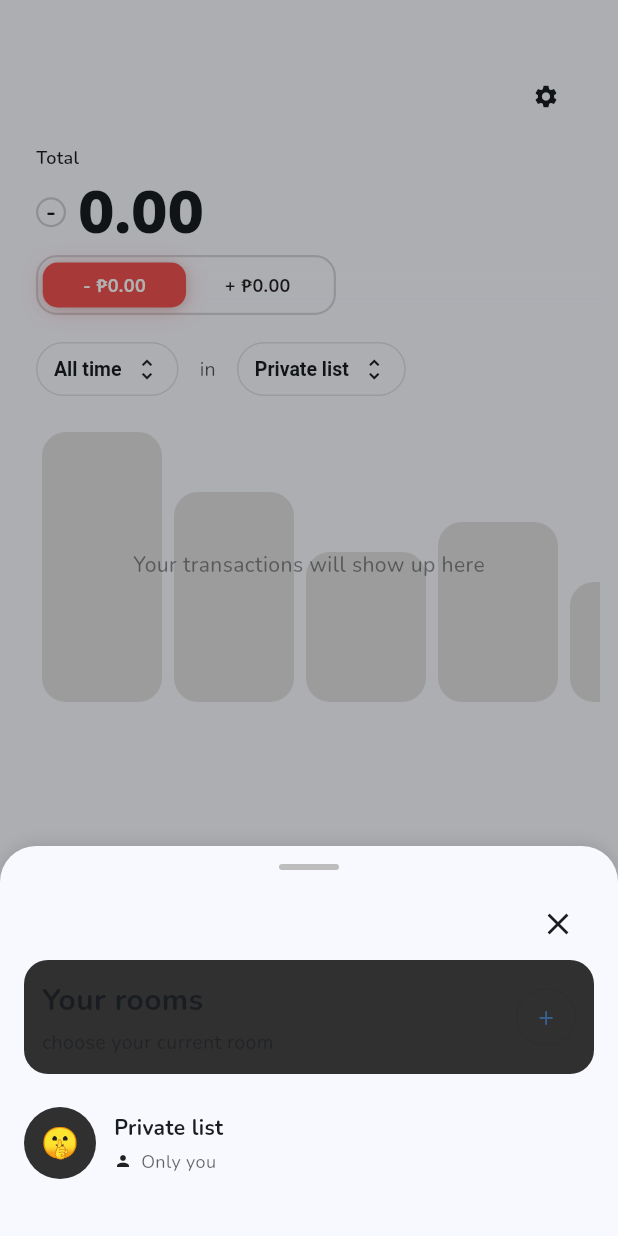
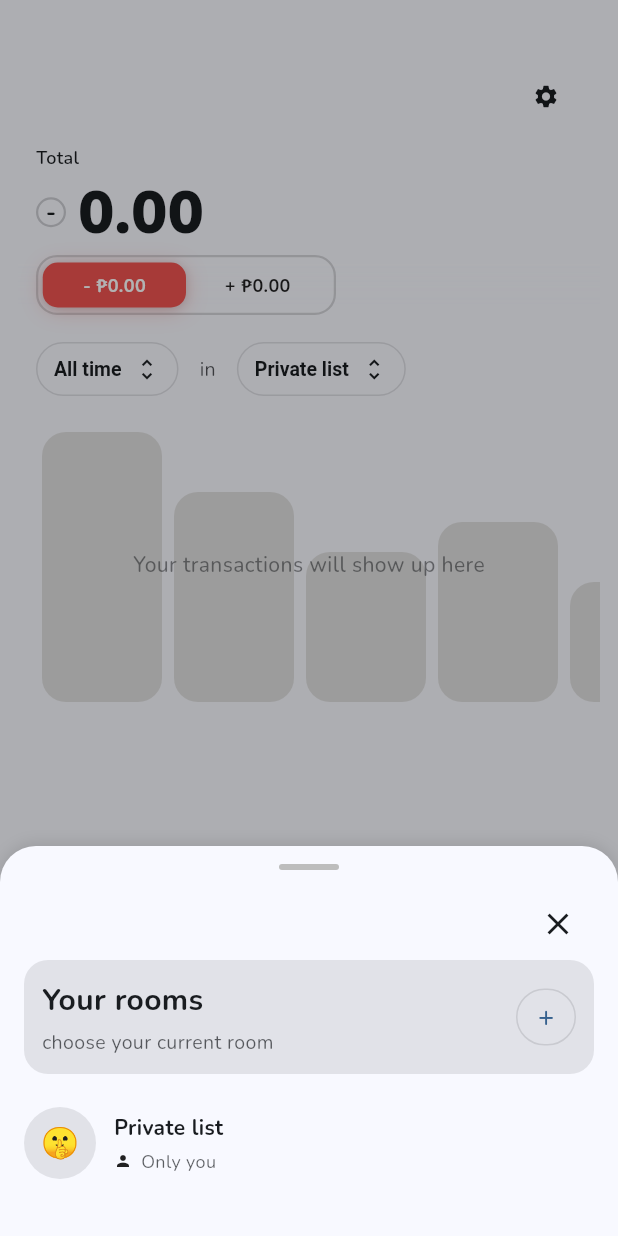
Before and after one commit to dayummson/nudge-beta-app, a Flutter app: the screen it shows after launch, after a tap on "Private list", on a phone screen of 412 x 824 dp. Run offline on Flutter 3.47's test engine with Material 3 defaults, Android fonts, the phone set to English and light mode, and no system bars; drawn by our look-alikes of flutter_slidable; our stand-ins replace cloud_firestore, drift, firebase_auth, firebase_core, flutter_riverpod, google_fonts and 3 more; accounts and stored records are empty; generated files the repository leaves out were written again.

Commit message:
improved ui for different themes

```diff
--- a/lib/features/home/widgets/action_buttons_section.dart
+++ b/lib/features/home/widgets/action_buttons_section.dart
@@ -14,7 +14,7 @@ class ActionButtonsSection extends StatelessWidget {
   Widget build(BuildContext context) {
     final cs = Theme.of(context).colorScheme;
     final isDark = Theme.of(context).brightness == Brightness.dark;
-    final borderColor = isDark ? Colors.grey.shade800 : Colors.grey.shade400;
+    final borderColor = isDark ? Colors.grey.shade800 : Colors.grey.shade300;
 
     return AnimatedSwitcher(
       duration: const Duration(milliseconds: 250),
--- a/lib/features/home/widgets/categories_list.dart
+++ b/lib/features/home/widgets/categories_list.dart
@@ -186,7 +186,7 @@ class _CategoriesListState extends ConsumerState<CategoriesList> {
                           child: AnimatedContainer(
                             duration: const Duration(milliseconds: 200),
                             height: barHeight,
-                            width: 70,
+                            width: 80,
                             padding: const EdgeInsets.fromLTRB(8, 8, 8, 8),
                             decoration: BoxDecoration(
                               color: isSelected
--- a/lib/features/home/widgets/category_selection_section.dart
+++ b/lib/features/home/widgets/category_selection_section.dart
@@ -18,7 +18,7 @@ class CategorySelectionSection extends StatelessWidget {
   Widget build(BuildContext context) {
     final cs = Theme.of(context).colorScheme;
     final isDark = Theme.of(context).brightness == Brightness.dark;
-    final borderColor = isDark ? Colors.grey.shade800 : Colors.grey.shade600;
+    final borderColor = isDark ? Colors.grey.shade800 : Colors.grey.shade300;
     final incomeColor = const Color(0xFF58CC02);
     final expenseColor = isDark
         ? const Color(0xFFFF6B6B)
--- a/lib/features/room/widgets/rooms_sheet.dart
+++ b/lib/features/room/widgets/rooms_sheet.dart
@@ -57,7 +57,7 @@ void showRoomsSheet(BuildContext context, {VoidCallback? onRoomChanged}) {
                   child: Container(
                     padding: const EdgeInsets.all(12),
                     decoration: BoxDecoration(
-                      color: Colors.grey[850],
+                      color: cs.surfaceContainerHighest,
                       borderRadius: BorderRadius.circular(16),
                     ),
                     child: Row(
@@ -294,7 +294,7 @@ void showRoomsSheet(BuildContext context, {VoidCallback? onRoomChanged}) {
                                       width: 48,
                                       height: 48,
                                       decoration: BoxDecoration(
-                                        color: Colors.grey[850],
+                                        color: cs.surfaceContainerHighest,
                                         shape: BoxShape.circle,
                                       ),
                                       child: const Center(
```
